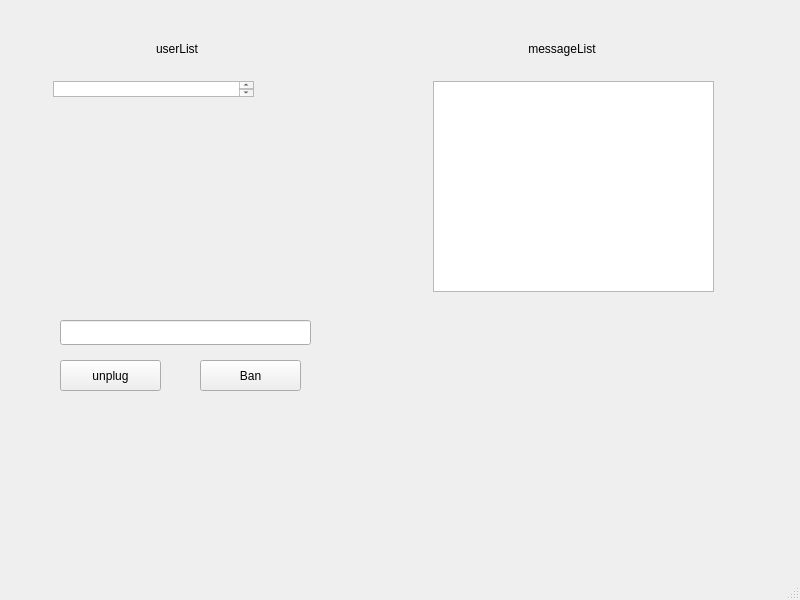
This is Server/sources/mainwindow.ui in Witms/homework_for_Qt as Qt 5 draws it before an edit. The edited form follows.
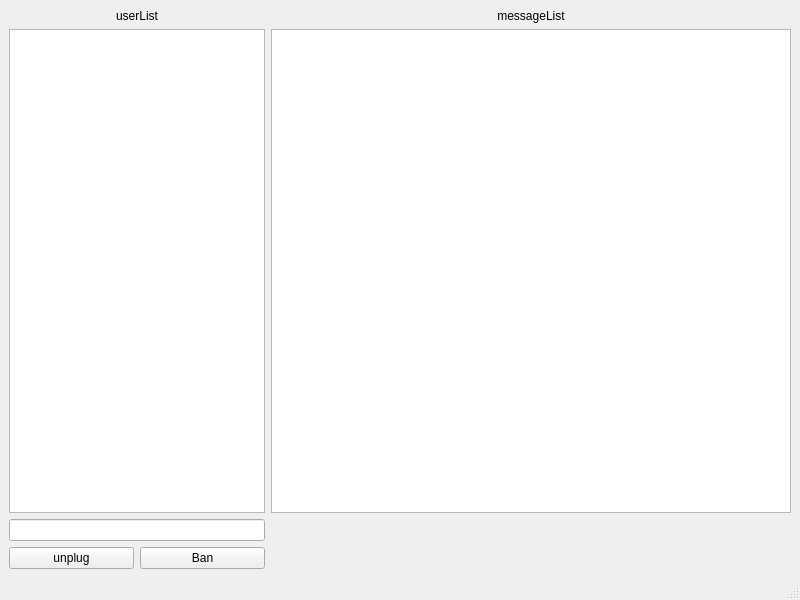
This is the edited form.

What changed in the file:
```diff
--- a/Server/sources/mainwindow.ui
+++ b/Server/sources/mainwindow.ui
@@ -14,15 +14,9 @@
    <string>MainWindow</string>
   </property>
   <widget class="QWidget" name="centralwidget">
+   <layout class="QGridLayout" name="gridLayout">
+    <item row="0" column="0" colspan="2">
    <widget class="QLabel" name="label">
-    <property name="geometry">
-     <rect>
-      <x>150</x>
-      <y>40</y>
-      <width>54</width>
-      <height>17</height>
-     </rect>
-    </property>
     <property name="text">
      <string>userList</string>
     </property>
@@ -30,15 +24,9 @@
      <set>Qt::AlignCenter</set>
     </property>
    </widget>
+    </item>
+    <item row="0" column="2">
    <widget class="QLabel" name="label_2">
-    <property name="geometry">
-     <rect>
-      <x>520</x>
-      <y>40</y>
-      <width>84</width>
-      <height>17</height>
-     </rect>
-    </property>
     <property name="text">
      <string>messageList</string>
     </property>
@@ -46,62 +34,31 @@
      <set>Qt::AlignCenter</set>
     </property>
    </widget>
+    </item>
+    <item row="1" column="0" colspan="2">
+     <widget class="QTextBrowser" name="userListTextBrowser"/>
+    </item>
+    <item row="1" column="2">
+     <widget class="QTextBrowser" name="messageListTextBrowser"/>
+    </item>
+    <item row="2" column="0" colspan="2">
+     <widget class="QLineEdit" name="targetUserLineEdit"/>
+    </item>
+    <item row="3" column="0">
    <widget class="QPushButton" name="unplugPushButton">
-    <property name="geometry">
-     <rect>
-      <x>60</x>
-      <y>360</y>
-      <width>101</width>
-      <height>31</height>
-     </rect>
-    </property>
     <property name="text">
      <string>unplug</string>
     </property>
    </widget>
+    </item>
+    <item row="3" column="1">
    <widget class="QPushButton" name="banPushButton">
-    <property name="geometry">
-     <rect>
-      <x>200</x>
-      <y>360</y>
-      <width>101</width>
-      <height>31</height>
-     </rect>
-    </property>
     <property name="text">
      <string>Ban</string>
     </property>
    </widget>
-   <widget class="QLineEdit" name="targetUserLineEdit">
-    <property name="geometry">
-     <rect>
-      <x>60</x>
-      <y>320</y>
-      <width>251</width>
-      <height>25</height>
-     </rect>
-    </property>
-   </widget>
-   <widget class="QTextBrowser" name="userListTextBrowser">
-    <property name="geometry">
-     <rect>
-      <x>53</x>
-      <y>81</y>
-      <width>201</width>
-      <height>16</height>
-     </rect>
-    </property>
-   </widget>
-   <widget class="QTextBrowser" name="messageListTextBrowser">
-    <property name="geometry">
-     <rect>
-      <x>433</x>
-      <y>81</y>
-      <width>281</width>
-      <height>211</height>
-     </rect>
-    </property>
-   </widget>
+    </item>
+   </layout>
   </widget>
   <widget class="QMenuBar" name="menubar">
    <property name="geometry">
```
Lines whose indentation alone changed are shown as unchanged.
